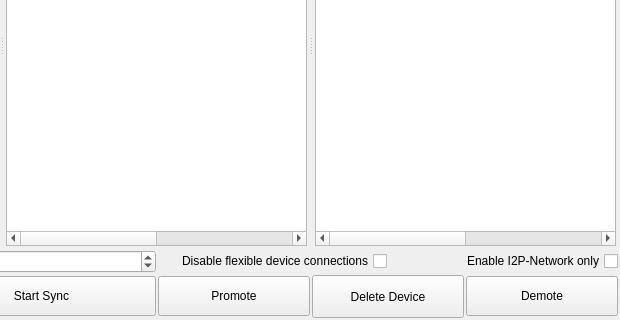
berndhs/arado, file ui/connection-display.ui: the form before one commit; both pictures show x 307 to 927 and y 160 to 480 of the 927 by 480 pixel window.
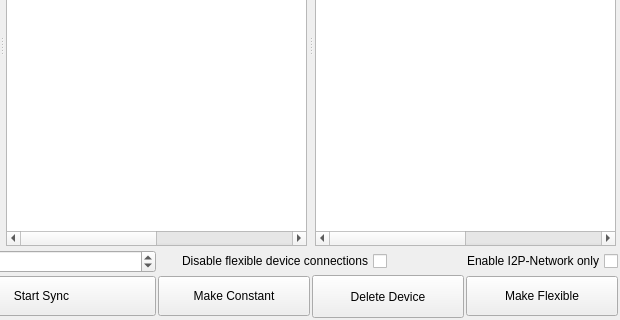
The form after the commit. Icons and pictures are not drawn.

Commit message:
terms. just terms.: Make Constant, Make Flexible. function suggestion:
- any marked IP is sent to Constant (A) Table,  if the button Make Constant is pressed.
- any marked IP is sent to Flexible (C) Table, if the button Make Flexible is pressed.

What changed in the file:
```diff
--- a/ui/connection-display.ui
+++ b/ui/connection-display.ui
@@ -604,7 +604,7 @@
         <string>Adds an IP from recommended or episodic list to trusted list.</string>
        </property>
        <property name="text">
-        <string>Promote</string>
+        <string>Make Constant</string>
        </property>
        <property name="icon">
         <iconset resource="../arado.qrc">
@@ -671,7 +671,7 @@
         <bool>false</bool>
        </property>
        <property name="text">
-        <string>Demote</string>
+        <string>Make Flexible</string>
        </property>
        <property name="icon">
         <iconset resource="../arado.qrc">
```
